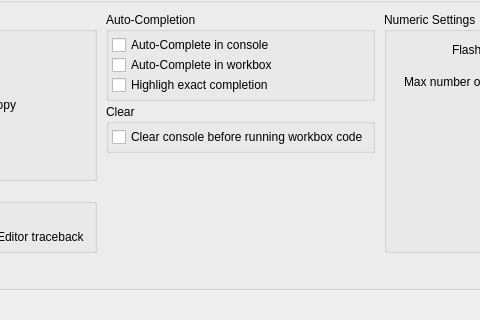
Qt form preditor/gui/ui/loggerwindow.ui (blurstudio/PrEditor) before a commit; both pictures show x 223 to 703 and y 229 to 549 of the 862 by 549 pixel window.
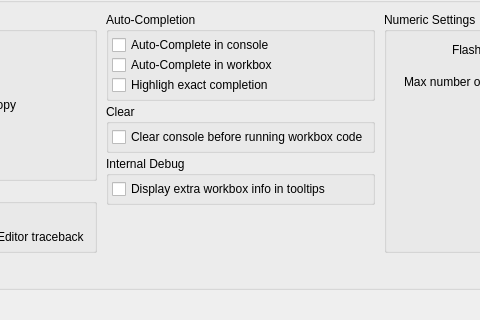
The same form after that commit. Custom widgets are drawn as their Qt base class.

Commit message:
Optionally, show extra workbox debug info on tab toolTips.
Better GRP & LYT names

Patch:
```diff
--- a/preditor/gui/ui/loggerwindow.ui
+++ b/preditor/gui/ui/loggerwindow.ui
@@ -447,6 +447,37 @@
                           </layout>
                          </widget>
                         </item>
+                        <item>
+                         <widget class="QGroupBox" name="uiPrefsInternalDebugGRP">
+                          <property name="title">
+                           <string>Internal Debug</string>
+                          </property>
+                          <layout class="QVBoxLayout" name="uiPrefsInternalDebugLYT">
+                           <property name="spacing">
+                            <number>0</number>
+                           </property>
+                           <property name="leftMargin">
+                            <number>3</number>
+                           </property>
+                           <property name="topMargin">
+                            <number>3</number>
+                           </property>
+                           <property name="rightMargin">
+                            <number>3</number>
+                           </property>
+                           <property name="bottomMargin">
+                            <number>3</number>
+                           </property>
+                           <item>
+                            <widget class="QCheckBox" name="uiExtraTooltipInfoCHK">
+                             <property name="text">
+                              <string>Display extra workbox info in tooltips</string>
+                             </property>
+                            </widget>
+                           </item>
+                          </layout>
+                         </widget>
+                        </item>
                         <item>
                          <spacer name="verticalSpacer">
                           <property name="orientation">
```
Left out of the diff: 20 changed lines with no effect on the pictures. The commit also changes 2 other files.
